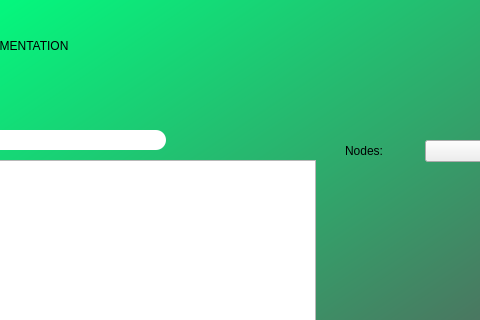
First picture: the form in GUI/mainHorizontalWindow.ui, repository Solis-Steven/databaseProject2, before the edit; both pictures show x 165 to 645 and y 0 to 320 of the 800 by 600 pixel window.
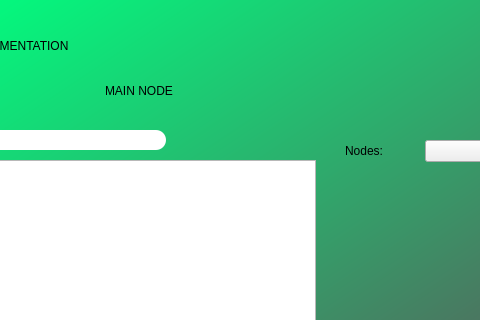
Second picture: the form after the edit.

Commit message: the last horizontal segmentation changes

```diff
--- a/GUI/mainHorizontalWindow.ui
+++ b/GUI/mainHorizontalWindow.ui
@@ -170,6 +170,23 @@
      <string>Table name</string>
     </property>
    </widget>
+   <widget class="QLabel" name="lblTableName_2">
+    <property name="geometry">
+     <rect>
+      <x>270</x>
+      <y>70</y>
+      <width>271</width>
+      <height>41</height>
+     </rect>
+    </property>
+    <property name="styleSheet">
+     <string notr="true">font: 75 36pt &quot;Arial&quot;;
+color: black;</string>
+    </property>
+    <property name="text">
+     <string>MAIN NODE</string>
+    </property>
+   </widget>
   </widget>
  </widget>
  <resources/>
```
The commit also changes 3 other files.
